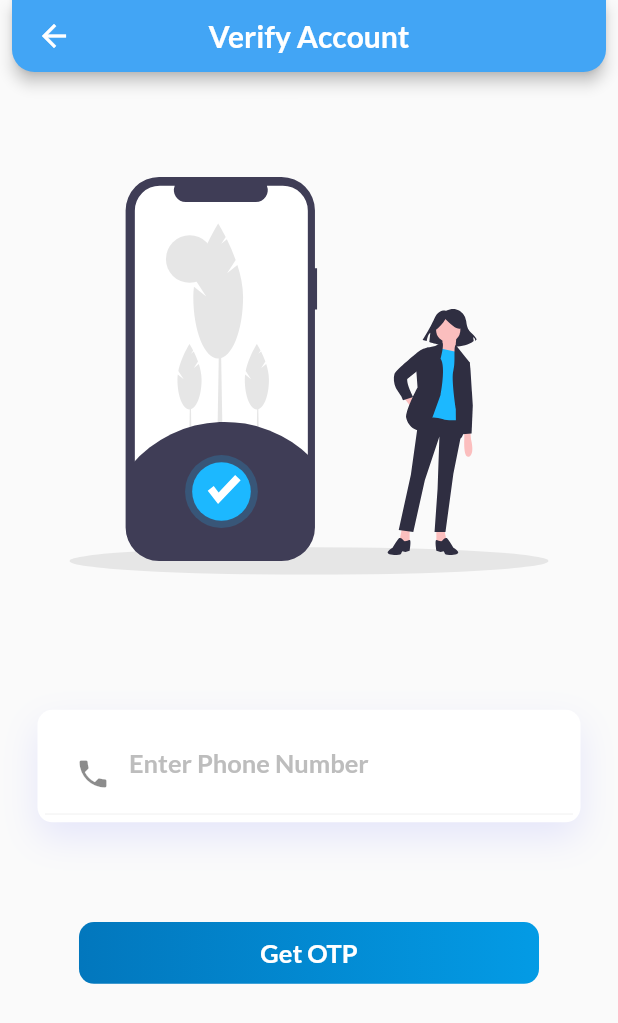
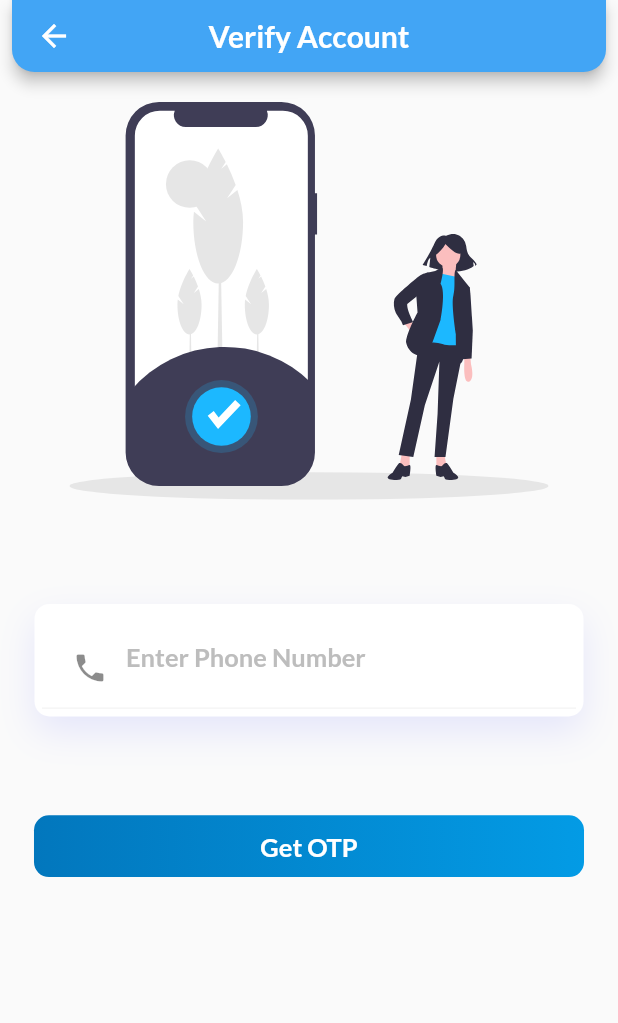
Before and after one commit to Anthrapper/virtualqproduction, a Flutter app: the LoginPage screen opened by its route, after a tap on "Login", after a tap on "Verify account", on a phone screen of 412 x 824 dp. Shown: the top 1023 px of the screen. Run offline on Flutter 3.47's test engine with Material 2 defaults, Android fonts, the phone set to English and light mode, and no system bars; our stand-ins replace flutter_local_notifications, flutter_secure_storage, flutter_svg, font_awesome_flutter, form_field_validator, get and 4 more; missing offline and left inert: pin_entry_text_field; accounts and stored records are empty.

Commit message:
fixed bugs

```diff
--- a/lib/Services/Controllers/Login_Controllers/forgot_controller.dart
+++ b/lib/Services/Controllers/Login_Controllers/forgot_controller.dart
@@ -35,8 +35,8 @@ class ForgotController extends GetxController {
         Get.toNamed('/otp/$phone');
       }
       if (postData[0] == 404) {
-        _reusableWidgets.snackBar(
-            'Wrong Number', 'No account exists with the given number');
+        _reusableWidgets.snackBar('Wrong Number',
+            'No account exists with the given number', Icons.error);
       }
     } on SocketException {
       _reusableWidgets.noInternet();
--- a/lib/Services/Controllers/Login_Controllers/forgot_otp_controller.dart
+++ b/lib/Services/Controllers/Login_Controllers/forgot_otp_controller.dart
@@ -57,7 +57,7 @@ class ForgotOtpController extends GetxController {
       if (postData[0] == 201) {
         if (postData[1]['status'] == 'failed') {
           _reusableWidgets.snackBar(
-              'Wrong Otp', 'Wrong otp provided, please try again');
+              'Wrong Otp', 'Wrong otp provided, please try again', Icons.error);
         }
       }
       if (postData[0] == 200) {
--- a/lib/Services/Controllers/Login_Controllers/login_controller.dart
+++ b/lib/Services/Controllers/Login_Controllers/login_controller.dart
@@ -41,9 +41,7 @@ class LoginController extends GetxController {
         Get.offAllNamed('home');
       } else if (postData[0] == 401) {
         _reusableWidgets.snackBar(
-          'Login Failed',
-          postData[1]['detail'],
-        );
+            'Login Failed', postData[1]['detail'], Icons.error);
       }
     } on SocketException {
       _reusableWidgets.noInternet();
--- a/lib/Services/Controllers/Login_Controllers/verification_controller.dart
+++ b/lib/Services/Controllers/Login_Controllers/verification_controller.dart
@@ -32,8 +32,8 @@ class VerificationController extends GetxController {
         Get.offAllNamed('/regverification/$phone');
       }
       if (postData[0] == 404) {
-        _reusableWidgets.snackBar(
-            'Wrong Number', 'No account exists with the given number');
+        _reusableWidgets.snackBar('Wrong Number',
+            'No account exists with the given number', Icons.error);
       }
     } on SocketException {
       _reusableWidgets.noInternet();
--- a/lib/Services/Controllers/Registration_Controller/signup_controller.dart
+++ b/lib/Services/Controllers/Registration_Controller/signup_controller.dart
@@ -47,6 +47,7 @@ class SignupController extends GetxController {
           _reusableWidgets.snackBar(
             'Registration Failed',
             'Contact Already exists, please verify or login',
+            Icons.error,
           );
         }
       }
--- a/lib/UI/screens/Appointments/New/selectbank.dart
+++ b/lib/UI/screens/Appointments/New/selectbank.dart
@@ -47,9 +47,7 @@ class _SelectBankState extends State<SelectBank> {
           child: ListView(
         children: [
           _reusableWidgets.customSvg('assets/images/bank.svg'),
-          Padding(
-            padding: EdgeInsets.fromLTRB(25, Get.height * 0.05, 25, 10),
-            child: _reusableWidgets.customContainer(
+          _reusableWidgets.customContainer(
             Column(
               children: [
                 Obx(
@@ -81,7 +79,6 @@ class _SelectBankState extends State<SelectBank> {
               ],
             ),
           ),
-          ),
           FadeAnimation(
             1.2,
             Padding(
--- a/lib/UI/screens/Login/forgot_pass/forgotpass.dart
+++ b/lib/UI/screens/Login/forgot_pass/forgotpass.dart
@@ -33,8 +33,7 @@ class ForgotPass extends StatelessWidget {
             Form(
               key: _formKey,
               child: Padding(
-                padding: EdgeInsets.symmetric(
-                    vertical: Get.height * 0.08, horizontal: Get.width * 0.06),
+                padding: EdgeInsets.symmetric(vertical: Get.height * 0.07),
                 child: _reusableWidgets.customContainer(
                   _reusableWidgets.customTextfield(
                     'Enter Phone Number',
--- a/lib/UI/screens/Login/login.dart
+++ b/lib/UI/screens/Login/login.dart
@@ -20,10 +20,7 @@ class LoginPage extends StatelessWidget {
             children: <Widget>[
               _heading(),
               _image(),
-              Padding(
-                padding:
-                    const EdgeInsets.symmetric(horizontal: 23, vertical: 20),
-                child: _reusableWidgets.customContainer(
+              _reusableWidgets.customContainer(
                 Form(
                   key: _formKey,
                   child: Column(
@@ -46,12 +43,9 @@ class LoginPage extends StatelessWidget {
                   ),
                 ),
               ),
-              ),
               FadeAnimation(
                 1.5,
-                Padding(
-                  padding: EdgeInsets.symmetric(horizontal: 25),
-                  child: InkWell(
+                InkWell(
                   onTap: () {
                     if (_formKey.currentState.validate()) {
                       _reusableWidgets.progressIndicator();
@@ -63,10 +57,6 @@ class LoginPage extends StatelessWidget {
                   },
                   child: _reusableWidgets.customButton('Login'),
                 ),
-                ),
-              ),
-              SizedBox(
-                height: 15,
               ),
               FadeAnimation(
                 1.7,
--- a/lib/UI/screens/Login/verify_account/verify_account.dart
+++ b/lib/UI/screens/Login/verify_account/verify_account.dart
@@ -21,14 +21,11 @@ class VerifyAccount extends StatelessWidget {
       body: SafeArea(
         child: ListView(
           children: [
-            Padding(
-              padding: const EdgeInsets.fromLTRB(20, 50, 20, 60),
-              child: _reusableWidgets.customSvg('assets/images/verify.svg'),
-            ),
+            _reusableWidgets.customSvg('assets/images/verify.svg'),
             Form(
               key: _formKey,
               child: Padding(
-                padding: const EdgeInsets.fromLTRB(25, 10, 25, 10),
+                padding: EdgeInsets.symmetric(vertical: Get.height * 0.05),
                 child: _reusableWidgets.customContainer(
                   _reusableWidgets.customTextfield(
                     'Enter Phone Number',
@@ -42,9 +39,7 @@ class VerifyAccount extends StatelessWidget {
             ),
             FadeAnimation(
               1.2,
-              Padding(
-                padding: const EdgeInsets.fromLTRB(30, 40, 30, 0),
-                child: InkWell(
+              InkWell(
                 child: _reusableWidgets.customButton('Get OTP'),
                 onTap: () {
                   if (_formKey.currentState.validate()) {
@@ -55,7 +50,6 @@ class VerifyAccount extends StatelessWidget {
                 },
               ),
             ),
-            ),
           ],
         ),
       ),
```
Also changed, not shown: lib/Services/Controllers/Appointment_Creation/creation_controller.dart (+6 -5 lines), lib/Services/Controllers/Registration_Controller/otpcontroller.dart (+8 -7 lines), lib/UI/screens/Appointments/New/token_creation.dart (+3 -8 lines), lib/UI/screens/Registeration/otp_verification.dart (+2 -8 lines), lib/UI/screens/Registeration/registeration.dart (+4 -10 lines), lib/UI/widgets/reusable_widgets.dart (+12 -73 lines). Lines whose indentation alone changed are shown as unchanged.
